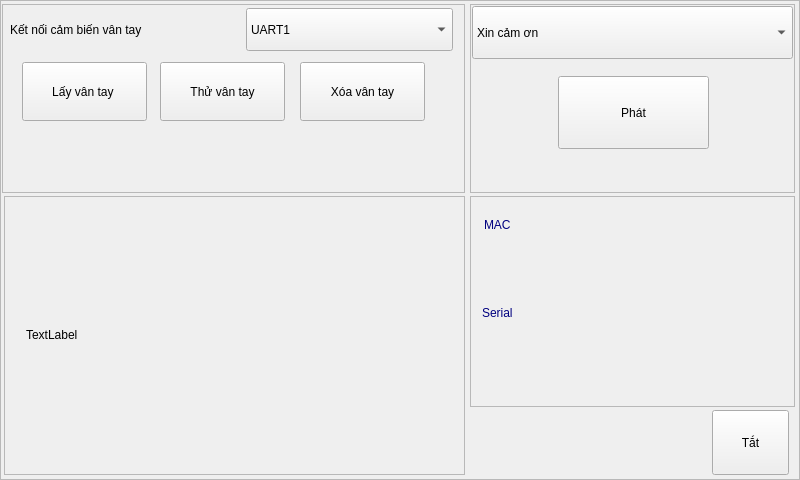
Lam-dev/ETM_ELT_deviceTest, file Ui/MainScreen.ui: the form before one commit.
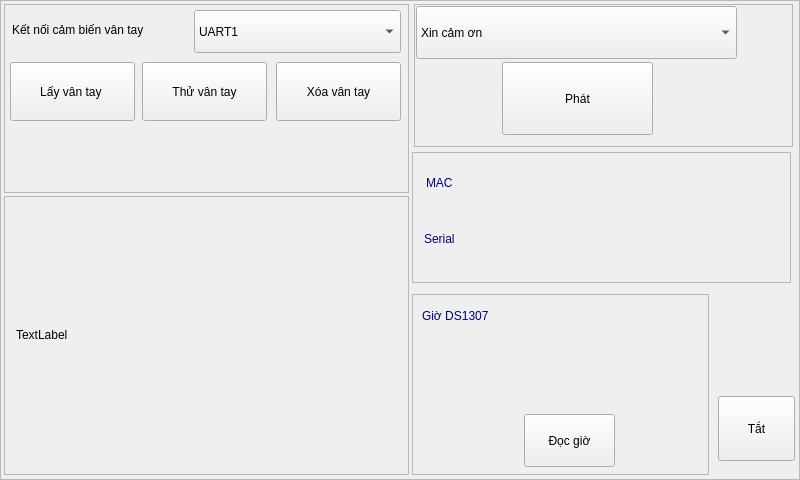
The form after the commit.

Diff of the .ui file:
```diff
--- a/Ui/MainScreen.ui
+++ b/Ui/MainScreen.ui
@@ -35,9 +35,9 @@
   <widget class="QFrame" name="frame">
    <property name="geometry">
     <rect>
-     <x>2</x>
+     <x>4</x>
      <y>4</y>
-     <width>463</width>
+     <width>405</width>
      <height>189</height>
     </rect>
    </property>
@@ -50,8 +50,8 @@
    <widget class="QComboBox" name="comboBox_choseConnectForFGPsensor">
     <property name="geometry">
      <rect>
-      <x>244</x>
-      <y>4</y>
+      <x>190</x>
+      <y>6</y>
       <width>207</width>
       <height>43</height>
      </rect>
@@ -88,7 +88,7 @@
    <widget class="QPushButton" name="pushButton_addFGP">
     <property name="geometry">
      <rect>
-      <x>20</x>
+      <x>6</x>
       <y>58</y>
       <width>125</width>
       <height>59</height>
@@ -103,7 +103,7 @@
      <rect>
       <x>12</x>
       <y>130</y>
-      <width>431</width>
+      <width>371</width>
       <height>51</height>
      </rect>
     </property>
@@ -118,7 +118,7 @@
    <widget class="QPushButton" name="pushButton_findFGP">
     <property name="geometry">
      <rect>
-      <x>158</x>
+      <x>138</x>
       <y>58</y>
       <width>125</width>
       <height>59</height>
@@ -131,7 +131,7 @@
    <widget class="QPushButton" name="pushButton_deleteFGP">
     <property name="geometry">
      <rect>
-      <x>298</x>
+      <x>272</x>
       <y>58</y>
       <width>125</width>
       <height>59</height>
@@ -145,10 +145,10 @@
   <widget class="QFrame" name="frame_2">
    <property name="geometry">
     <rect>
-     <x>470</x>
+     <x>414</x>
      <y>4</y>
-     <width>325</width>
-     <height>189</height>
+     <width>379</width>
+     <height>143</height>
     </rect>
    </property>
    <property name="frameShape">
@@ -181,7 +181,7 @@
     <property name="geometry">
      <rect>
       <x>88</x>
-      <y>72</y>
+      <y>58</y>
       <width>151</width>
       <height>73</height>
      </rect>
@@ -196,7 +196,7 @@
     <rect>
      <x>4</x>
      <y>196</y>
-     <width>461</width>
+     <width>405</width>
      <height>279</height>
     </rect>
    </property>
@@ -209,9 +209,9 @@
    <widget class="QLabel" name="label_forShowCamera">
     <property name="geometry">
      <rect>
-      <x>22</x>
+      <x>12</x>
       <y>10</y>
-      <width>397</width>
+      <width>371</width>
       <height>257</height>
      </rect>
     </property>
@@ -223,10 +223,10 @@
   <widget class="QFrame" name="frame_4">
    <property name="geometry">
     <rect>
-     <x>470</x>
-     <y>196</y>
-     <width>325</width>
-     <height>211</height>
+     <x>412</x>
+     <y>152</y>
+     <width>379</width>
+     <height>131</height>
     </rect>
    </property>
    <property name="frameShape">
@@ -239,7 +239,7 @@
     <property name="geometry">
      <rect>
       <x>14</x>
-      <y>20</y>
+      <y>22</y>
       <width>103</width>
       <height>17</height>
      </rect>
@@ -255,9 +255,9 @@
    <widget class="QLabel" name="label_forShowMAC">
     <property name="geometry">
      <rect>
-      <x>8</x>
-      <y>48</y>
-      <width>301</width>
+      <x>108</x>
+      <y>6</y>
+      <width>259</width>
       <height>47</height>
      </rect>
     </property>
@@ -273,8 +273,8 @@
     <property name="geometry">
      <rect>
       <x>12</x>
-      <y>108</y>
-      <width>117</width>
+      <y>78</y>
+      <width>83</width>
       <height>17</height>
      </rect>
     </property>
@@ -289,9 +289,9 @@
    <widget class="QLabel" name="label_forShowSerial">
     <property name="geometry">
      <rect>
-      <x>10</x>
-      <y>146</y>
-      <width>301</width>
+      <x>108</x>
+      <y>62</y>
+      <width>255</width>
       <height>47</height>
      </rect>
     </property>
@@ -307,8 +307,8 @@
   <widget class="QPushButton" name="pushButton_close">
    <property name="geometry">
     <rect>
-     <x>712</x>
-     <y>410</y>
+     <x>718</x>
+     <y>396</y>
      <width>77</width>
      <height>65</height>
     </rect>
@@ -317,6 +317,78 @@
     <string>Tắt</string>
    </property>
   </widget>
+  <widget class="QFrame" name="frame_5">
+   <property name="geometry">
+    <rect>
+     <x>412</x>
+     <y>294</y>
+     <width>297</width>
+     <height>181</height>
+    </rect>
+   </property>
+   <property name="frameShape">
+    <enum>QFrame::StyledPanel</enum>
+   </property>
+   <property name="frameShadow">
+    <enum>QFrame::Raised</enum>
+   </property>
+   <widget class="QLabel" name="label_6">
+    <property name="geometry">
+     <rect>
+      <x>10</x>
+      <y>6</y>
+      <width>213</width>
+      <height>31</height>
+     </rect>
+    </property>
+    <property name="styleSheet">
+     <string notr="true">color: rgb(0, 0, 127);
+font: 57 bold 18pt &quot;Ubuntu&quot;;</string>
+    </property>
+    <property name="text">
+     <string>Giờ DS1307</string>
+    </property>
+   </widget>
+   <widget class="QLabel" name="label_forShowTimeFromDS1307">
+    <property name="geometry">
+     <rect>
+      <x>10</x>
+      <y>44</y>
+      <width>281</width>
+      <height>75</height>
+     </rect>
+    </property>
+    <property name="styleSheet">
+     <string notr="true">color: rgb(127, 0, 0);
+font: 57 bold 14pt &quot;Ubuntu&quot;;</string>
+    </property>
+    <property name="lineWidth">
+     <number>1</number>
+    </property>
+    <property name="text">
+     <string/>
+    </property>
+    <property name="alignment">
+     <set>Qt::AlignCenter</set>
+    </property>
+    <property name="wordWrap">
+     <bool>true</bool>
+    </property>
+   </widget>
+   <widget class="QPushButton" name="pushButton">
+    <property name="geometry">
+     <rect>
+      <x>112</x>
+      <y>120</y>
+      <width>91</width>
+      <height>53</height>
+     </rect>
+    </property>
+    <property name="text">
+     <string>Đọc giờ</string>
+    </property>
+   </widget>
+  </widget>
  </widget>
  <resources/>
  <connections/>
```
